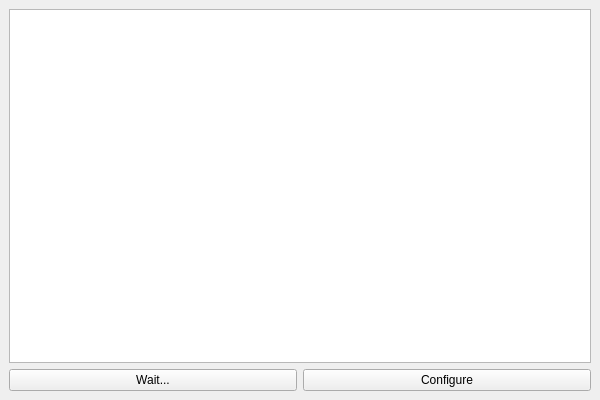
First picture: the form in main-window.ui, repository electromuis/padmiss-client, before the edit.
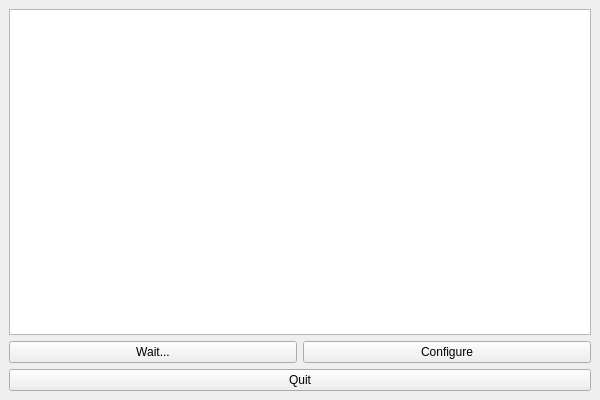
Second picture: the form after the edit.

Commit message: Added Preferences update button

```diff
--- a/main-window.ui
+++ b/main-window.ui
@@ -43,6 +43,13 @@
       </item>
      </layout>
     </item>
+    <item>
+     <widget class="QPushButton" name="quit">
+      <property name="text">
+       <string>Quit</string>
+      </property>
+     </widget>
+    </item>
    </layout>
   </widget>
  </widget>
```
The commit also changes 3 other files.
